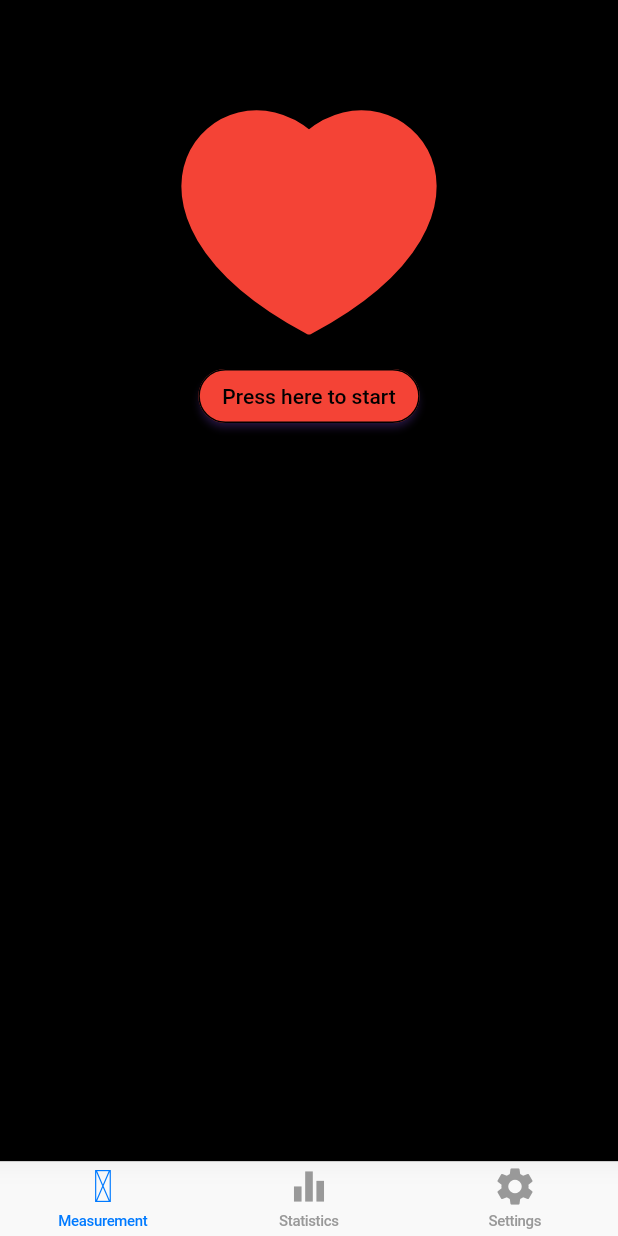
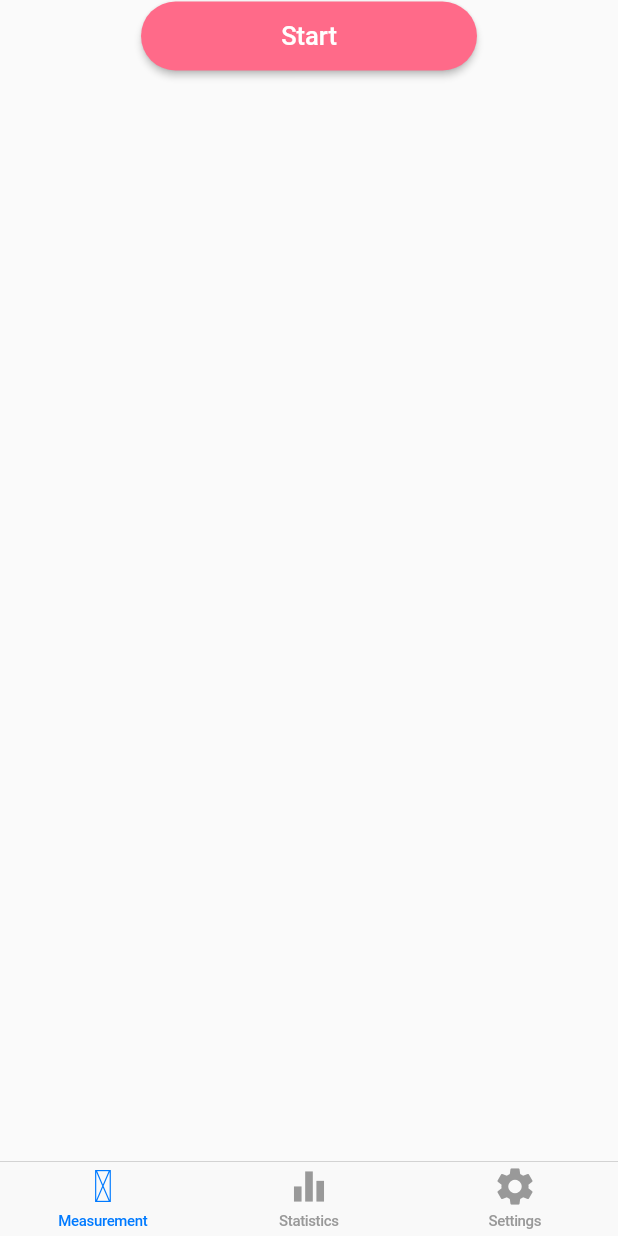
Before and after one commit to mb1shka/pulsometer, a Flutter app: the screen it shows after launch, after a tap on "Continue", on a phone screen of 412 x 824 dp. Run offline on Flutter 3.47's test engine with Material 2 defaults, Android fonts, the phone set to English and light mode, and no system bars; our stand-ins replace shared_preferences; missing offline and left inert: heart_bpm.

Commit message:
got pulse value

```diff
--- a/lib/presentation/pages_and_screens/measurement_page.dart
+++ b/lib/presentation/pages_and_screens/measurement_page.dart
@@ -19,12 +19,14 @@ class _MeasurementPageState extends State<MeasurementPage> {
   late Widget dialog;
 
   @override
-  Widget build(BuildContext context) {/*
+  Widget build(BuildContext context) {
     return SafeArea(
-      child: Scaffold(
+      child: MaterialApp(
+        title: 'Heart rate',
+        home: Scaffold(/*
           appBar: AppBar(
             title: Text('Heart BPM Demo'),
-        ),
+          ),*/
           body: Column(
             children: [
               isBPMEnabled
@@ -46,17 +48,22 @@ class _MeasurementPageState extends State<MeasurementPage> {
                       // ),
                     )
                   : SizedBox(),
-            isBPMEnabled
-                ? Container(
-                    decoration: BoxDecoration(border: Border.all()),
-                    height: 150,
-                    child: BPMChart(data),
+              Center(
+                child: ElevatedButton(
+                  style: ElevatedButton.styleFrom(
+                    primary: Color.fromRGBO(255, 106, 137, 1),
+                    fixedSize: Size(224, 46),
+                    shape: RoundedRectangleBorder(
+                      borderRadius: BorderRadius.circular(24.0),
                     )
-                : SizedBox(),
-            Center(
-              child: ElevatedButton.icon(
-                icon: Icon(Icons.favorite_rounded),
-                label: Text(isBPMEnabled ? "Stop measurement" : "Measure BPM"),
+                  ),
+                  child: Text(isBPMEnabled ? "Stop" : "Start",
+                    style: TextStyle(
+                      fontSize: 17,
+                      fontStyle: FontStyle.normal,
+                      color: Colors.white,
+                    ),
+                  ),
                   onPressed: () => setState(() {
                     if (isBPMEnabled) {
                       isBPMEnabled = false;
@@ -69,8 +76,9 @@ class _MeasurementPageState extends State<MeasurementPage> {
             ],
           ),
         ),
-    );*/
-    return SafeArea(
+      ),
+    );
+    /*return SafeArea(
         child: Scaffold(
           backgroundColor: Colors.black,
           body: Center(
@@ -99,6 +107,6 @@ class _MeasurementPageState extends State<MeasurementPage> {
             ),
           ),
         ),
-    );
+    );*/
   }
 }
```
Lines whose indentation alone changed are shown as unchanged.
